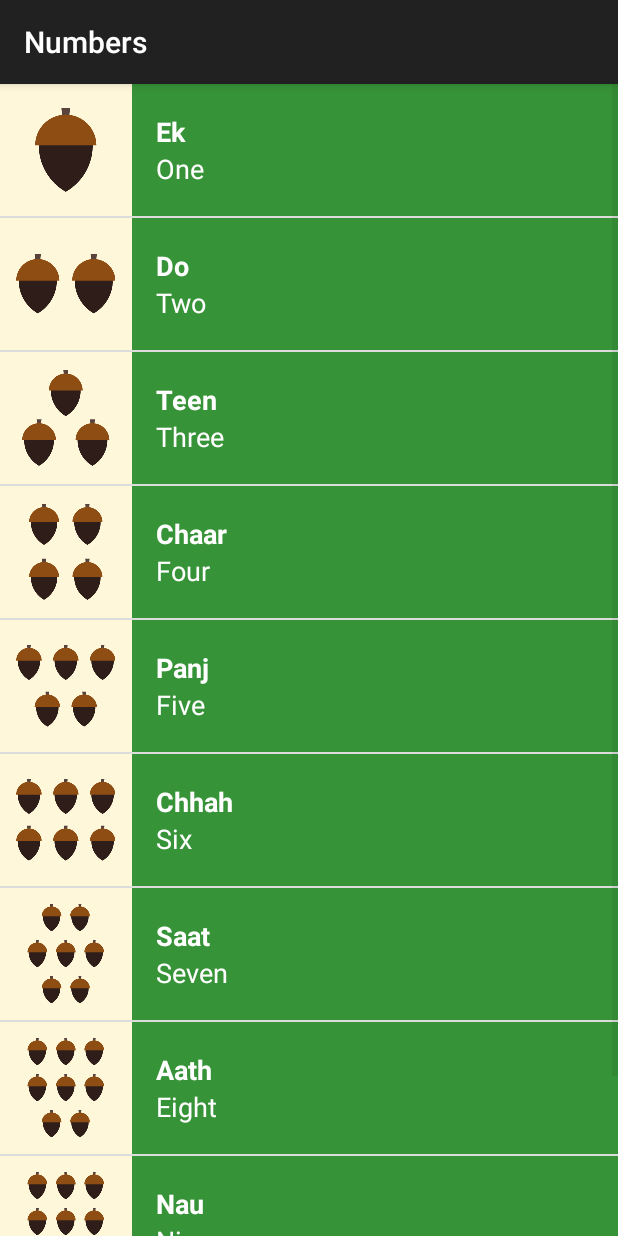
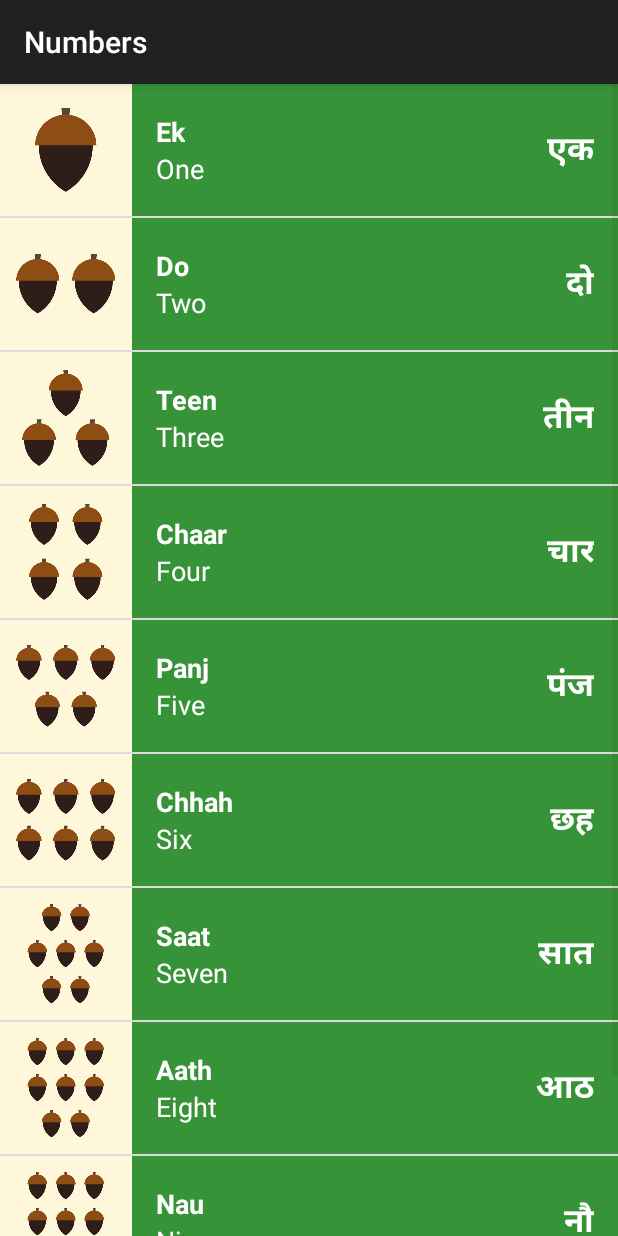
Before and after one commit to harshendrashah/Lang_Tutor, an Android app: the HindiNumbersActivity screen opened directly, with no data from a screen before it, on a phone screen of 412 x 824 dp. Run offline under Robolectric (Android 15) with nearby library versions, the phone set to English and light mode, and no system bars.

Commit message:
Added Sounds

```diff
--- a/LangTutor/app/src/main/java/com/shah/langtutor/HIndi/HindiNumbersActivity.java
+++ b/LangTutor/app/src/main/java/com/shah/langtutor/HIndi/HindiNumbersActivity.java
@@ -4,13 +4,27 @@ import com.shah.langtutor.R;
 import com.shah.langtutor.Word;
 import com.shah.langtutor.WordAdapter;
 
+import android.media.MediaPlayer;
 import android.support.v7.app.AppCompatActivity;
 import android.os.Bundle;
+import android.view.View;
+import android.widget.AdapterView;
 import android.widget.ListView;
+import android.widget.Toast;
 
 import java.util.ArrayList;
 
 public class HindiNumbersActivity extends AppCompatActivity {
+
+    private MediaPlayer mMediaPlayer;
+
+    //For checking whether the audio is done playing or not
+    private MediaPlayer.OnCompletionListener mCompletionListener = new MediaPlayer.OnCompletionListener() {
+        @Override
+        public void onCompletion(MediaPlayer mp) {
+            releaseMediaPlayer();
+        }
+    };
 
     @Override
     protected void onCreate(Bundle savedInstanceState) {
@@ -18,23 +32,60 @@ public class HindiNumbersActivity extends AppCompatActivity {
         setContentView(R.layout.words_list);
 
         //Creating an ArrayList of words
-        ArrayList<Word> words = new ArrayList<Word>();
+        final ArrayList<Word> words = new ArrayList<Word>();
 
-        words.add(new Word("One","Ek",R.drawable.number_one));
-        words.add(new Word("Two","Do",R.drawable.number_two));
-        words.add(new Word("Three","Teen",R.drawable.number_three));
-        words.add(new Word("Four","Chaar",R.drawable.number_four));
-        words.add(new Word("Five","Panj",R.drawable.number_five));
-        words.add(new Word("Six","Chhah",R.drawable.number_six));
-        words.add(new Word("Seven","Saat",R.drawable.number_seven));
-        words.add(new Word("Eight","Aath",R.drawable.number_eight));
-        words.add(new Word("Nine","Nau",R.drawable.number_nine));
-        words.add(new Word("Ten","Das",R.drawable.number_ten));
+        words.add(new Word("एक","Ek","One",R.drawable.number_one,R.raw.aal_izz_well));
+        words.add(new Word("दो","Do","Two",R.drawable.number_two,R.raw.behti_hawa_sa));
+        words.add(new Word("तीन","Teen","Three",R.drawable.number_three,R.raw.give_me_some_sunshine));
+        words.add(new Word("चार","Chaar","Four",R.drawable.number_four,R.raw.zoobi_doobi_remix));
+        words.add(new Word("पंज","Panj","Five",R.drawable.number_five,R.raw.aal_izz_well));
+        words.add(new Word("छह","Chhah","Six",R.drawable.number_six,R.raw.zoobi_doobi_remix));
+        words.add(new Word("सात","Saat","Seven",R.drawable.number_seven,R.raw.give_me_some_sunshine));
+        words.add(new Word("आठ","Aath","Eight",R.drawable.number_eight,R.raw.behti_hawa_sa));
+        words.add(new Word("नौ","Nau","Nine",R.drawable.number_nine,R.raw.aal_izz_well));
+        words.add(new Word("दस","Das","Ten",R.drawable.number_ten,R.raw.give_me_some_sunshine));
 
         WordAdapter adapter = new WordAdapter(this,words,R.color.category_numbers);
 
         ListView listView = (ListView)findViewById(R.id.list);
 
         listView.setAdapter(adapter);
+
+        listView.setOnItemClickListener(new AdapterView.OnItemClickListener() {
+            @Override
+            public void onItemClick(AdapterView<?> parent, View view, int position, long id) {
+
+                //Get the {@link Word} object at the given position user clicked on
+                Word word = words.get(position);
+
+                //Release the MediaPlayer if exists because we are about to play a new sound
+                releaseMediaPlayer();
+
+                //Create and set up {@link MediaPlayer} for the audio resource associated with the current word
+                mMediaPlayer = MediaPlayer.create(HindiNumbersActivity.this,word.getAudioResourceId());
+                //Start the audio file
+                mMediaPlayer.start();
+                //Set up a listener on the Mediaplayer so that we can stop an release the resources
+                mMediaPlayer.setOnCompletionListener(mCompletionListener);
+            }
+        });
+    }
+
+    @Override
+    protected void onStop() {
+        super.onStop();
+        //When activity is stopped, release the MediaPlayer resources because we won't be playing any more sounds
+        releaseMediaPlayer();
+    }
+
+    /**
+     * Clean up MediaPlayer by releasing its resources
+     */
+    private void releaseMediaPlayer(){
+
+        if(mMediaPlayer != null){
+            mMediaPlayer.release();
+            mMediaPlayer = null;
+        }
     }
 }
--- a/LangTutor/app/src/main/java/com/shah/langtutor/Word.java
+++ b/LangTutor/app/src/main/java/com/shah/langtutor/Word.java
@@ -10,6 +10,9 @@ public class Word {
     //Default Translation of the word
     private String mDefaultTranslation;
 
+    //Specific Language Script of the word
+    private String mLanguageScript;
+
     //Specific Language Translation of the word
     private String mLanguageTranslation;
 
@@ -18,17 +21,24 @@ public class Word {
 
     private static int NO_IMAGE_PROVIDED = -1;
 
+    //Specific Audio Resource for the word
+    private int mAudioResourceId;
+
     //Constructor for Phrases Activity
-    public Word(String defaultTranslation, String languageTranslation){
+    public Word(String languageScript, String languageTranslation,String defaultTranslation, int audioResourceId){
+        mLanguageScript = languageScript;
+        mLanguageTranslation = languageTranslation;
         mDefaultTranslation = defaultTranslation;
-        mLanguageTranslation = languageTranslation;
+        mAudioResourceId = audioResourceId;
     }
 
     //Constructor for Alphabets, Numbers and Colors Activity
-    public Word(String defaultTranslation, String languageTranslation, int imageResourceId){
+    public Word(String languageScript, String languageTranslation,String defaultTranslation, int imageResourceId, int audioResourceId){
+        mLanguageScript = languageScript;
+        mLanguageTranslation = languageTranslation;
         mDefaultTranslation = defaultTranslation;
-        mLanguageTranslation = languageTranslation;
         mImageResourceId = imageResourceId;
+        mAudioResourceId = audioResourceId;
     }
 
     /**
@@ -48,6 +58,14 @@ public class Word {
     }
 
     /**
+     * Get the Language Script of the word
+     * @return
+     */
+    public String getLanguageScript(){
+        return  mLanguageScript;
+    }
+
+    /**
      * Get the Image Resource for the word
      * @return
      */
@@ -63,4 +81,12 @@ public class Word {
         return mImageResourceId != NO_IMAGE_PROVIDED;
     }
 
+    /**
+     * Get the Audio Resource for the word
+     * @return
+     */
+    public int getAudioResourceId(){
+        return mAudioResourceId;
+    }
+
 }
--- a/LangTutor/app/src/main/java/com/shah/langtutor/WordAdapter.java
+++ b/LangTutor/app/src/main/java/com/shah/langtutor/WordAdapter.java
@@ -8,6 +8,8 @@ import android.view.ViewGroup;
 import android.widget.ArrayAdapter;
 import android.widget.ImageView;
 import android.widget.TextView;
+
+import org.w3c.dom.Text;
 
 import java.util.ArrayList;
 
@@ -37,6 +39,9 @@ public class WordAdapter extends ArrayAdapter<Word> {
 
         Word currentWord = getItem(position);
 
+        TextView languageScriptTextView = (TextView) listItemView.findViewById(R.id.language_script_text_view) ;
+        languageScriptTextView.setText(currentWord.getLanguageScript());
+
         TextView languageTextView = (TextView) listItemView.findViewById(R.id.language_text_view);
         languageTextView.setText(currentWord.getLanguageTranslation());
 
--- a/LangTutor/app/src/main/res/layout/list_item.xml
+++ b/LangTutor/app/src/main/res/layout/list_item.xml
@@ -1,6 +1,7 @@
 <?xml version="1.0" encoding="utf-8"?>
-<LinearLayout xmlns:android="http://schemas.android.com/apk/res/android"
+<android.support.constraint.ConstraintLayout xmlns:android="http://schemas.android.com/apk/res/android"
     xmlns:tools="http://schemas.android.com/tools"
+    xmlns:app="http://schemas.android.com/apk/res-auto"
     android:orientation="horizontal"
     android:layout_width="match_parent"
     android:layout_height="match_parent"
@@ -14,34 +15,49 @@
         android:src="@mipmap/ic_launcher" />
 
     <LinearLayout
+        android:id="@+id/text_container"
         android:layout_width="match_parent"
         android:layout_height="@dimen/list_item_height"
-        android:id="@+id/text_container"
+        tools:background="@android:color/black"
         android:orientation="vertical"
         android:paddingLeft="16dp"
-        android:background="@color/category_numbers">
+        app:layout_constraintLeft_toRightOf="@+id/image"
+        android:layout_marginLeft="@dimen/list_item_height">
 
         <TextView
             android:id="@+id/language_text_view"
-            android:layout_width="match_parent"
+            android:layout_width="wrap_content"
             android:layout_height="0dp"
             android:layout_weight="1"
             android:gravity="bottom"
+            android:textAppearance="?android:textAppearanceMedium"
             android:textColor="@android:color/white"
-            android:textAppearance="?android:textAppearanceMedium"
             android:textStyle="bold"
             tools:text="Shoonya" />
 
         <TextView
             android:id="@+id/default_text_view"
-            android:layout_width="match_parent"
+            android:layout_width="wrap_content"
             android:layout_height="0dp"
             android:layout_weight="1"
             android:gravity="top"
+            android:textAppearance="?android:textAppearanceMedium"
             android:textColor="@android:color/white"
-            android:textAppearance="?android:textAppearanceMedium"
-            tools:text="Zero"/>
+            tools:text="Zero" />
+
 
     </LinearLayout>
 
-</LinearLayout>
+    <TextView
+        android:id="@+id/language_script_text_view"
+        android:layout_width="wrap_content"
+        android:layout_height="@dimen/list_item_height"
+        android:textAppearance="?android:textAppearanceLarge"
+        android:textColor="@android:color/white"
+        android:textStyle="bold"
+        app:layout_constraintRight_toRightOf="parent"
+        android:layout_marginRight="16dp"
+        android:gravity="center_vertical"
+        tools:text="Shoonya" />
+
+</android.support.constraint.ConstraintLayout>
```
Also changed, not shown: LangTutor/app/src/main/java/com/shah/langtutor/Gujarati/GujaratiNumbersActivity.java (+11 -11 lines), LangTutor/app/src/main/java/com/shah/langtutor/Marathi/MarathiNumbersActivity.java (+10 -10 lines), 4 other files.
